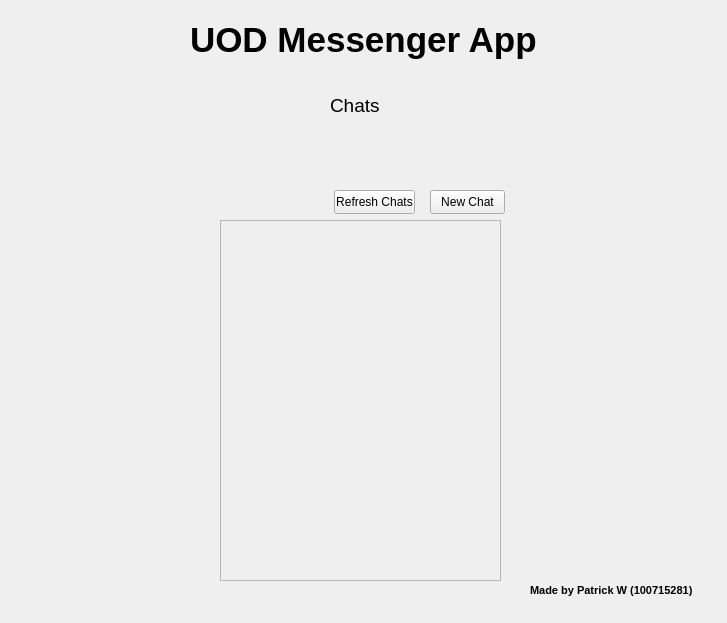
First picture: the form in PyQT6 Practice/UIs/Login_Register.ui, repository Patrick-Wigley/Messenger-App, before the edit.
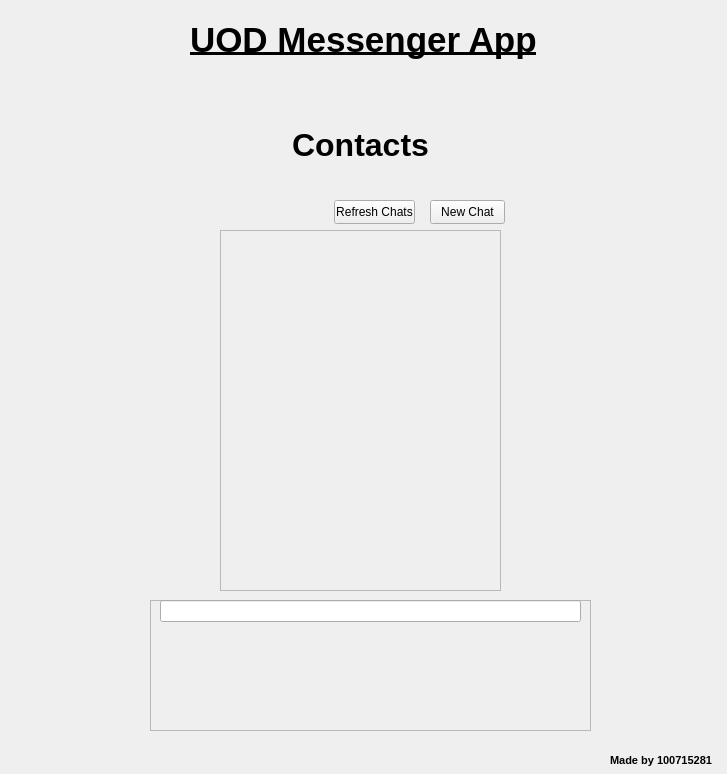
Second picture: the form after the edit. The open tabs and pages were chosen to show the change.

Commit message: sync DB thread, broadcast, async setup

```diff
--- a/PyQT6 Practice/UIs/Login_Register.ui
+++ b/PyQT6 Practice/UIs/Login_Register.ui
@@ -7,7 +7,7 @@
     <x>0</x>
     <y>0</y>
     <width>727</width>
-    <height>623</height>
+    <height>774</height>
    </rect>
   </property>
   <property name="windowTitle">
@@ -20,7 +20,7 @@
       <x>20</x>
       <y>10</y>
       <width>681</width>
-      <height>591</height>
+      <height>731</height>
      </rect>
     </property>
     <property name="currentIndex">
@@ -272,9 +272,9 @@
       <property name="geometry">
        <rect>
         <x>10</x>
-        <y>50</y>
+        <y>60</y>
         <width>661</width>
-        <height>551</height>
+        <height>671</height>
        </rect>
       </property>
       <property name="currentIndex">
@@ -337,6 +337,58 @@
          <string>Refresh Chats</string>
         </property>
        </widget>
+       <widget class="QLabel" name="menu_page_title">
+        <property name="geometry">
+         <rect>
+          <x>250</x>
+          <y>50</y>
+          <width>161</width>
+          <height>51</height>
+         </rect>
+        </property>
+        <property name="text">
+         <string>&lt;html&gt;&lt;head/&gt;&lt;body&gt;&lt;p align=&quot;center&quot;&gt;&lt;span style=&quot; font-size:24pt; font-weight:700;&quot;&gt;Contacts&lt;/span&gt;&lt;/p&gt;&lt;/body&gt;&lt;/html&gt;</string>
+        </property>
+       </widget>
+       <widget class="QFrame" name="broadcast_frame">
+        <property name="geometry">
+         <rect>
+          <x>120</x>
+          <y>530</y>
+          <width>441</width>
+          <height>131</height>
+         </rect>
+        </property>
+        <property name="frameShape">
+         <enum>QFrame::StyledPanel</enum>
+        </property>
+        <property name="frameShadow">
+         <enum>QFrame::Raised</enum>
+        </property>
+        <widget class="QLabel" name="broadcast_history">
+         <property name="geometry">
+          <rect>
+           <x>30</x>
+           <y>30</y>
+           <width>391</width>
+           <height>91</height>
+          </rect>
+         </property>
+         <property name="text">
+          <string>&lt;html&gt;&lt;head/&gt;&lt;body&gt;&lt;p align=&quot;center&quot;&gt;&lt;br/&gt;&lt;/p&gt;&lt;/body&gt;&lt;/html&gt;</string>
+         </property>
+        </widget>
+        <widget class="QLineEdit" name="broadcast_entry">
+         <property name="geometry">
+          <rect>
+           <x>10</x>
+           <y>0</y>
+           <width>421</width>
+           <height>22</height>
+          </rect>
+         </property>
+        </widget>
+       </widget>
       </widget>
       <widget class="QWidget" name="Chat">
        <widget class="QScrollArea" name="chat_history_scroll_area">
@@ -491,37 +543,24 @@
        </rect>
       </property>
       <property name="text">
-       <string>&lt;html&gt;&lt;head/&gt;&lt;body&gt;&lt;p&gt;&lt;span style=&quot; font-size:26pt; font-weight:700;&quot;&gt;UOD Messenger App&lt;/span&gt;&lt;/p&gt;&lt;/body&gt;&lt;/html&gt;</string>
-      </property>
-     </widget>
-     <widget class="QLabel" name="menu_made_by">
-      <property name="geometry">
-       <rect>
-        <x>510</x>
-        <y>570</y>
-        <width>171</width>
-        <height>21</height>
-       </rect>
-      </property>
-      <property name="text">
-       <string>&lt;html&gt;&lt;head/&gt;&lt;body&gt;&lt;p&gt;&lt;span style=&quot; font-size:8pt; font-weight:700;&quot;&gt;Made by Patrick W (100715281)&lt;/span&gt;&lt;/p&gt;&lt;/body&gt;&lt;/html&gt;</string>
-      </property>
-     </widget>
-     <widget class="QLabel" name="menu_page_title">
-      <property name="geometry">
-       <rect>
-        <x>310</x>
-        <y>80</y>
-        <width>111</width>
-        <height>31</height>
-       </rect>
-      </property>
-      <property name="text">
-       <string>&lt;html&gt;&lt;head/&gt;&lt;body&gt;&lt;p&gt;&lt;span style=&quot; font-size:14pt;&quot;&gt;Chats&lt;/span&gt;&lt;/p&gt;&lt;/body&gt;&lt;/html&gt;</string>
+       <string>&lt;html&gt;&lt;head/&gt;&lt;body&gt;&lt;p&gt;&lt;span style=&quot; font-size:26pt; font-weight:700; text-decoration: underline;&quot;&gt;UOD Messenger App&lt;/span&gt;&lt;/p&gt;&lt;/body&gt;&lt;/html&gt;</string>
       </property>
      </widget>
     </widget>
    </widget>
+   <widget class="QLabel" name="menu_made_by">
+    <property name="geometry">
+     <rect>
+      <x>610</x>
+      <y>750</y>
+      <width>111</width>
+      <height>21</height>
+     </rect>
+    </property>
+    <property name="text">
+     <string>&lt;html&gt;&lt;head/&gt;&lt;body&gt;&lt;p&gt;&lt;span style=&quot; font-size:8pt; font-weight:700;&quot;&gt;Made by 100715281&lt;/span&gt;&lt;/p&gt;&lt;/body&gt;&lt;/html&gt;</string>
+    </property>
+   </widget>
   </widget>
  </widget>
  <resources/>
```
Left out of the diff: 38 changed lines with no effect on the pictures. The commit also changes 11 other files.
